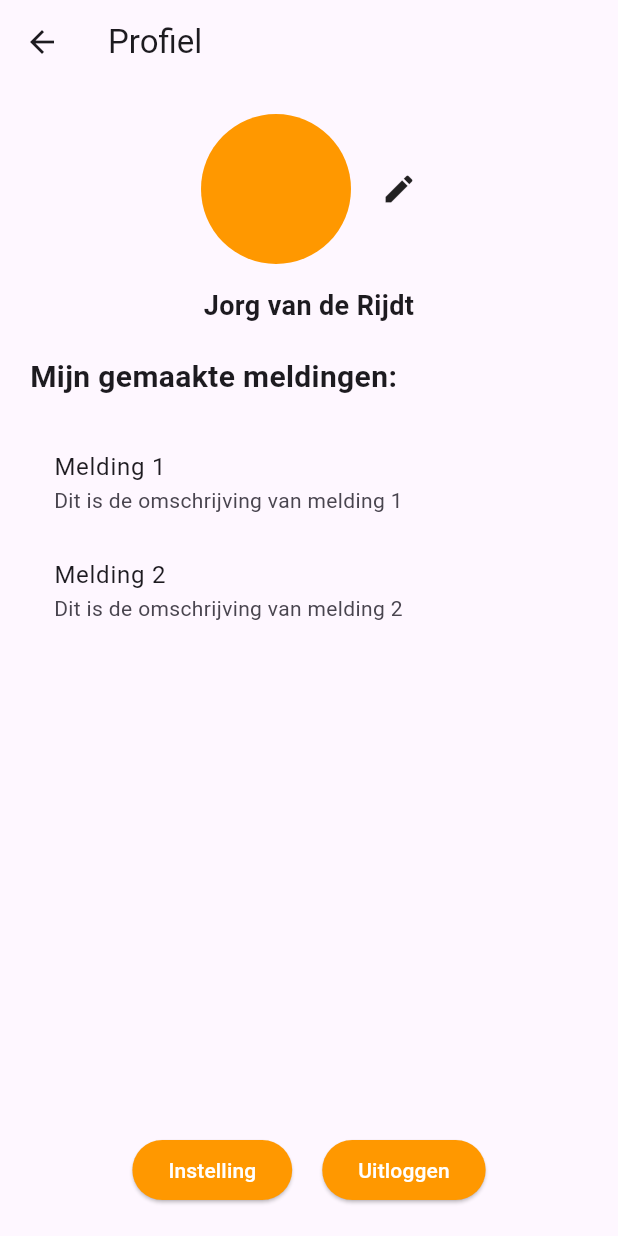
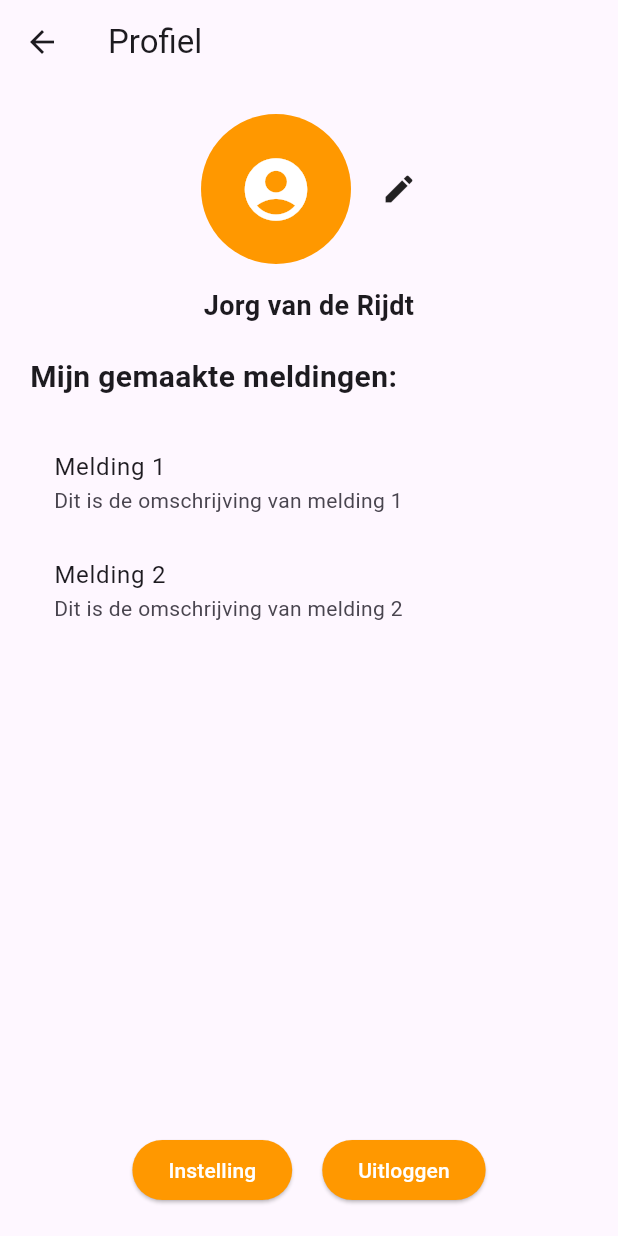
Before and after one commit to brentvanmalsen/safespot, a Flutter app: the ProfilePage screen opened directly, on a phone screen of 412 x 824 dp. Run offline on Flutter 3.47's test engine with Material 3 defaults, Android fonts, the phone set to English and light mode, and no system bars; our stand-ins replace image_picker.

Commit message:
Profiel icoontje importen uit bestanden

```diff
--- a/lib/chat.dart
+++ b/lib/chat.dart
@@ -1,4 +1,7 @@
+import 'dart:io';
+
 import 'package:flutter/material.dart';
+import 'package:image_picker/image_picker.dart';
 
 class ChatPage extends StatelessWidget {
   @override
@@ -212,7 +215,24 @@ class ChatPage extends StatelessWidget {
   }
 }
 
-class ProfilePage extends StatelessWidget {
+class ProfilePage extends StatefulWidget {
+  @override
+  _ProfilePageState createState() => _ProfilePageState();
+}
+
+class _ProfilePageState extends State<ProfilePage> {
+  XFile? _imageFile;
+
+  Future<void> _selectImage() async {
+    final picker = ImagePicker();
+    final pickedFile = await picker.pickImage(source: ImageSource.gallery);
+    if (pickedFile != null) {
+      setState(() {
+        _imageFile = pickedFile;
+      });
+    }
+  }
+
   @override
   Widget build(BuildContext context) {
     return Scaffold(
@@ -225,18 +245,29 @@ class ProfilePage extends StatelessWidget {
           crossAxisAlignment: CrossAxisAlignment.stretch,
           children: [
             // Bovenin de afbeelding met aanpassen icoon
-            Row(
+            GestureDetector(
+              onTap: _selectImage,
+              child: Row(
                 mainAxisAlignment: MainAxisAlignment.center,
                 children: [
                   CircleAvatar(
                     radius: 50,
                     backgroundColor: Colors.orange,
-                  // Hier kun je de gebruikersfoto toevoegen
-                  // backgroundImage: AssetImage('assets/images/user_image.png'),
+                    backgroundImage: _imageFile != null
+                        ? FileImage(File(_imageFile!.path))
+                        : null,
+                    child: _imageFile == null
+                        ? Icon(
+                            Icons.account_circle,
+                            size: 50,
+                            color: Colors.white,
+                          )
+                        : null,
                   ),
                   SizedBox(width: 20),
                   Icon(Icons.edit),
                 ],
+              ),
             ),
             SizedBox(height: 15),
             // Naam van de gebruiker
--- a/lib/overzicht.dart
+++ b/lib/overzicht.dart
@@ -19,7 +19,7 @@ class OverzichtPage extends StatelessWidget {
   final List<NotificationData> notifications = [
     NotificationData(
       title: 'Poging tot inbraak',
-      description: 'Dit is de beschrijving van melding 1.',
+      description: 'Zaterdagnacht waren er 2 jongens die voor mijn...',
       location: '1',
     ),
   ];
```
Lines whose indentation alone changed are shown as unchanged.
